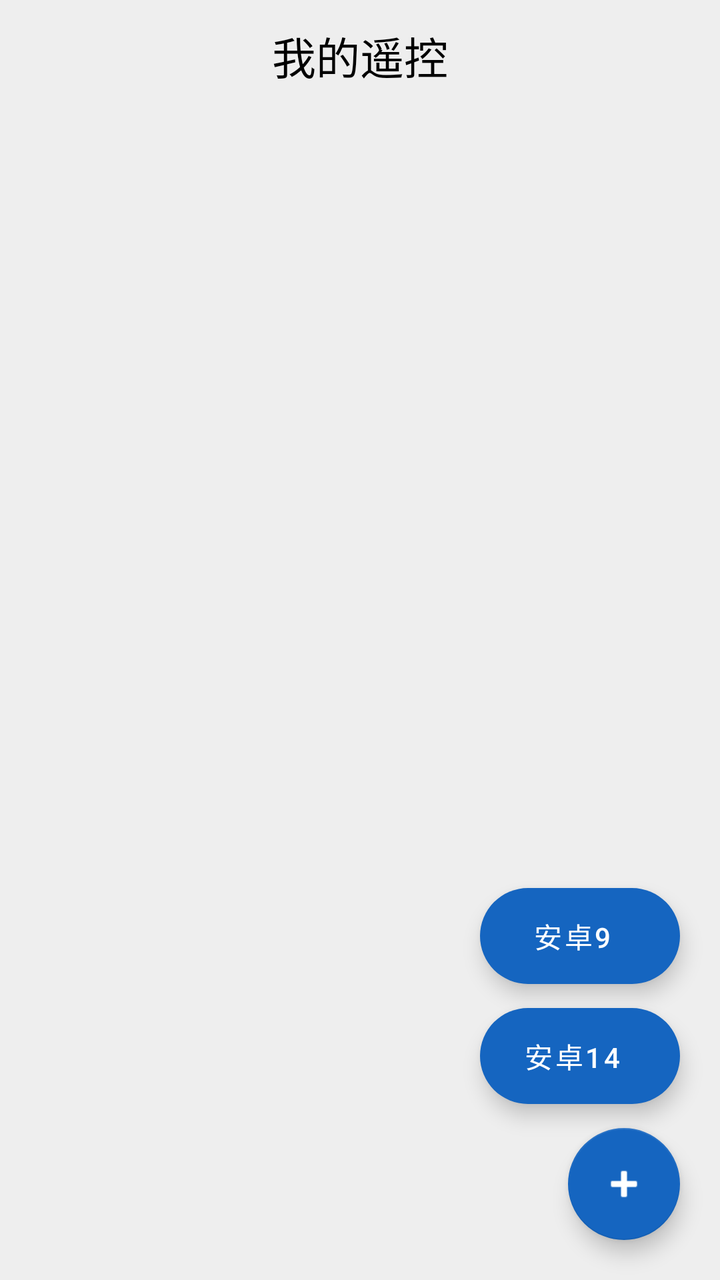
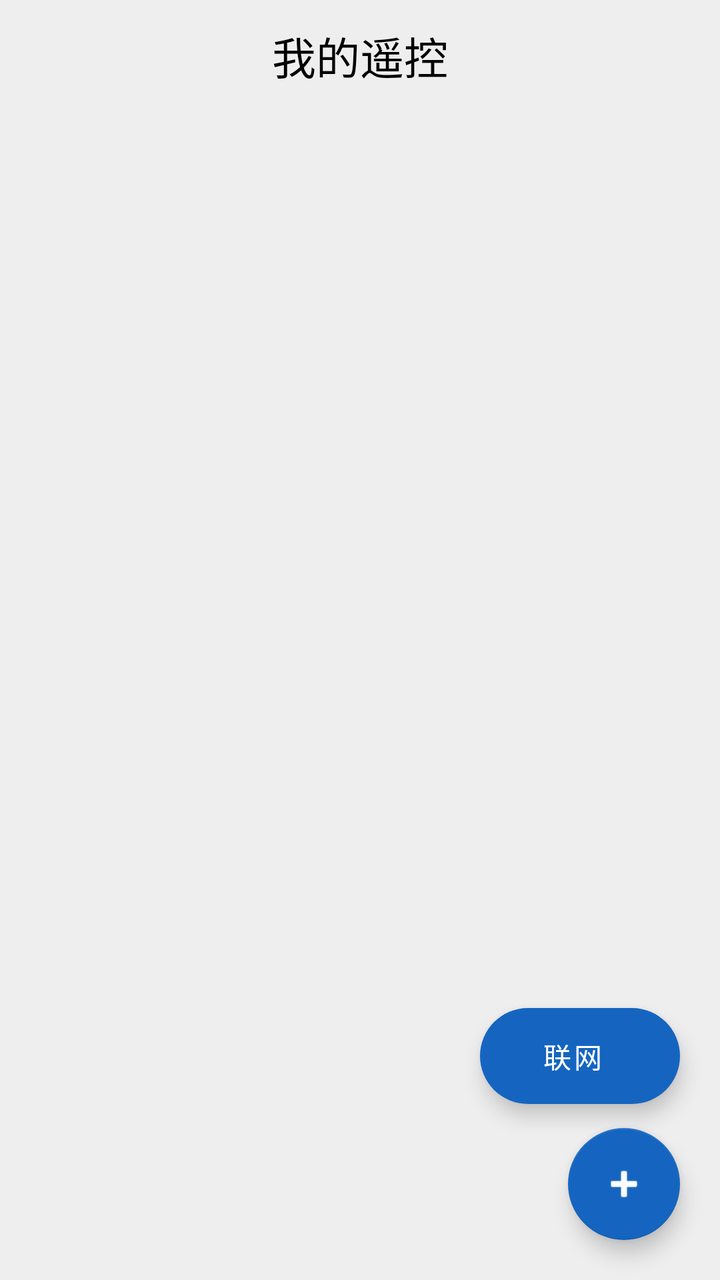

Screens rendered from an Android XML layout before and after an edit, with the pre-edit source and the edit as a unified diff.
<!-- AndroidManifest.xml: application theme Theme.CustomIrRemote -->
<!-- res/layout/activity_main.xml -->
<?xml version="1.0" encoding="utf-8"?>
<androidx.constraintlayout.widget.ConstraintLayout
    xmlns:android="http://schemas.android.com/apk/res/android"
    xmlns:app="http://schemas.android.com/apk/res-auto"
    android:layout_width="match_parent"
    android:layout_height="match_parent"
    android:background="@color/divider"
    android:fitsSystemWindows="true">

    
    <com.google.android.material.appbar.AppBarLayout
        android:id="@+id/app_bar"
        android:layout_width="0dp"
        android:layout_height="wrap_content"
        android:background="@color/divider"
        app:elevation="0dp"
        app:layout_constraintTop_toTopOf="parent"
        app:layout_constraintStart_toStartOf="parent"
        app:layout_constraintEnd_toEndOf="parent">

        <androidx.appcompat.widget.Toolbar
            android:id="@+id/toolbar"
            android:layout_width="match_parent"
            android:layout_height="?attr/actionBarSize">

            <TextView
                android:layout_width="wrap_content"
                android:layout_height="wrap_content"
                android:layout_gravity="center"
                android:text="我的遥控"
                android:textColor="@color/black"
                android:textSize="22sp"/>

        </androidx.appcompat.widget.Toolbar></com.google.android.material.appbar.AppBarLayout>

    
    <androidx.recyclerview.widget.RecyclerView
        android:id="@+id/rv_remote_list"
        android:layout_width="0dp"
        android:layout_height="0dp"
        android:clipToPadding="false"
        android:paddingHorizontal="16dp"
        android:paddingVertical="12dp"
        app:layout_constraintTop_toBottomOf="@id/app_bar"
        app:layout_constraintBottom_toBottomOf="parent"
        app:layout_constraintStart_toStartOf="parent"
        app:layout_constraintEnd_toEndOf="parent"/>


    <com.google.android.material.floatingactionbutton.ExtendedFloatingActionButton
        android:id="@+id/btn_wifi1"
        android:layout_width="100dp"
        android:layout_height="wrap_content"
        android:text="安卓9"
        android:textAlignment="center"
        android:textColor="@color/white"
        app:backgroundTint="?attr/colorPrimary"
        app:layout_constraintEnd_toEndOf="parent"
        app:layout_constraintBottom_toTopOf="@id/btn_wifi2"
        android:layout_marginBottom="12dp"
        android:layout_marginEnd="20dp"/>


    <com.google.android.material.floatingactionbutton.ExtendedFloatingActionButton
        android:id="@+id/btn_wifi2"
        android:layout_width="100dp"
        android:layout_height="wrap_content"
        android:text="安卓14"
        android:textAlignment="center"
        android:textColor="@color/white"
        app:backgroundTint="?attr/colorPrimary"
        app:layout_constraintEnd_toEndOf="parent"
        app:layout_constraintBottom_toTopOf="@id/fab_add"
        android:layout_marginBottom="12dp"
        android:layout_marginEnd="20dp"/>

    
    <com.google.android.material.floatingactionbutton.FloatingActionButton
        android:id="@+id/fab_add"
        android:layout_width="wrap_content"
        android:layout_height="wrap_content"
        android:src="@android:drawable/ic_input_add"
        app:tint="@color/white"
        app:backgroundTint="?attr/colorPrimary"
        app:layout_constraintEnd_toEndOf="parent"
        app:layout_constraintBottom_toBottomOf="parent"
        android:layout_margin="20dp"/>

</androidx.constraintlayout.widget.ConstraintLayout>
<!-- resources referenced by this layout -->
<resources>
  <color name="black">#000000</color>
  <color name="divider">#EEEEEE</color>
  <color name="white">#FFFFFF</color>
  <style name="Theme.CustomIrRemote" parent="Theme.MaterialComponents.DayNight.NoActionBar">
          
          <item name="colorPrimary">#1565C0</item>
          <item name="colorPrimaryDark">#0D47A1</item>
          <item name="colorSecondary">#42A5F5</item>
          <item name="colorError">#D32F2F</item>
  
          
          <item name="android:windowBackground">#F5F7FA</item>
  
          
          <item name="shapeAppearanceSmallComponent">
              @style/ShapeAppearance.App.SmallComponent
          </item>
          <item name="shapeAppearanceMediumComponent">
              @style/ShapeAppearance.App.MediumComponent
          </item>
          <item name="shapeAppearanceLargeComponent">
              @style/ShapeAppearance.App.LargeComponent
          </item>
  
          
          <item name="android:statusBarColor">@android:color/white</item>
          <item name="android:windowLightStatusBar">true</item>
      </style>
  <style name="ShapeAppearance.App.SmallComponent" parent="ShapeAppearance.Material3.SmallComponent">
          <item name="cornerSize">8dp</item>
      </style>
  <style name="ShapeAppearance.App.MediumComponent" parent="ShapeAppearance.Material3.MediumComponent">
          <item name="cornerSize">12dp</item>
      </style>
  <style name="ShapeAppearance.App.LargeComponent" parent="ShapeAppearance.Material3.LargeComponent">
          <item name="cornerSize">16dp</item>
      </style>
</resources>

<!-- the commit's change to res/layout/activity_main.xml (unified diff, before → after) -->
@@ -47,25 +47,25 @@
         app:layout_constraintEnd_toEndOf="parent"/>
 
 
-    <com.google.android.material.floatingactionbutton.ExtendedFloatingActionButton
-        android:id="@+id/btn_wifi1"
-        android:layout_width="100dp"
-        android:layout_height="wrap_content"
-        android:text="安卓9"
-        android:textAlignment="center"
-        android:textColor="@color/white"
-        app:backgroundTint="?attr/colorPrimary"
-        app:layout_constraintEnd_toEndOf="parent"
-        app:layout_constraintBottom_toTopOf="@id/btn_wifi2"
-        android:layout_marginBottom="12dp"
-        android:layout_marginEnd="20dp"/>
+
+
+
+
+
+
+
+
+
+
+
+
 
 
     <com.google.android.material.floatingactionbutton.ExtendedFloatingActionButton
-        android:id="@+id/btn_wifi2"
+        android:id="@+id/btn_wifi"
         android:layout_width="100dp"
         android:layout_height="wrap_content"
-        android:text="安卓14"
+        android:text="联网"
         android:textAlignment="center"
         android:textColor="@color/white"
         app:backgroundTint="?attr/colorPrimary"
